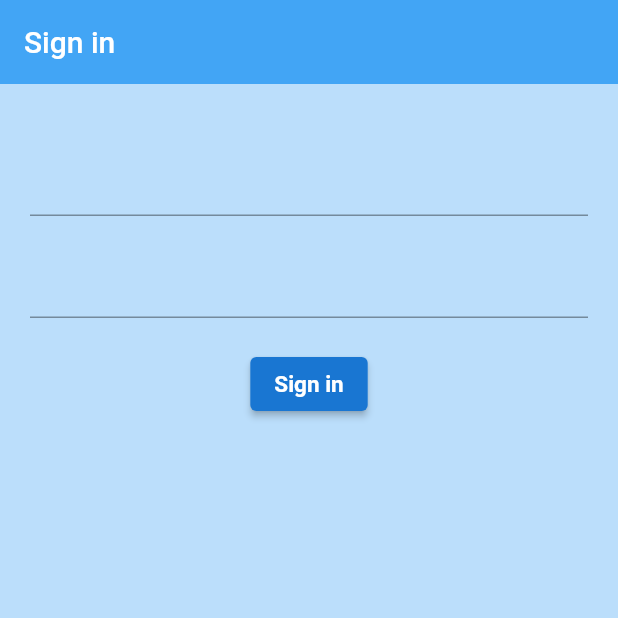
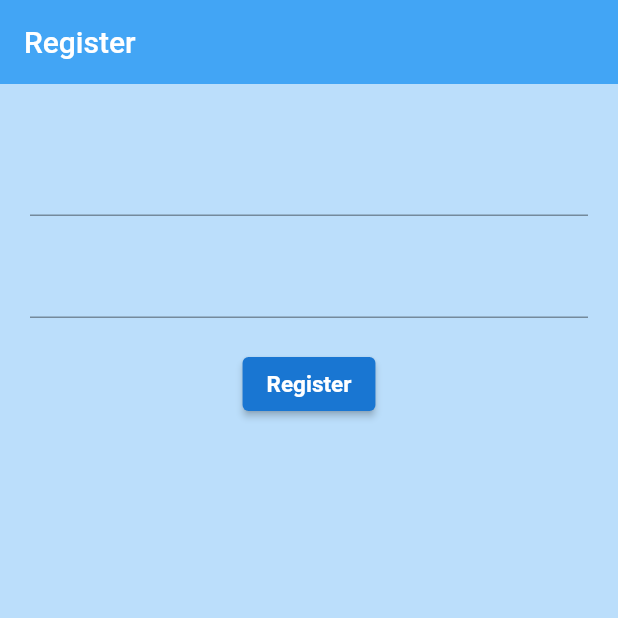
Before and after one commit to Josk95/Flutter-Firebase-AuthProject, a Flutter app: the screen it shows after launch, on a phone screen of 412 x 824 dp, the top half of it. Run offline on Flutter 3.47's test engine with Material 2 defaults, Android fonts, the phone set to English and light mode, and no system bars; our stand-ins replace firebase_auth, firebase_core; accounts and stored records are empty.

Commit message:
Fixed UI for register screen

```diff
--- a/lib/screens/authenticate/authenticate.dart
+++ b/lib/screens/authenticate/authenticate.dart
@@ -1,3 +1,4 @@
+import 'package:firebase_auth_app/screens/authenticate/register.dart';
 import 'package:firebase_auth_app/screens/authenticate/sign_in.dart';
 import 'package:flutter/material.dart';
 
@@ -11,6 +12,6 @@ class Authenticate extends StatefulWidget {
 class _AuthenticateState extends State<Authenticate> {
   @override
   Widget build(BuildContext context) {
-    return SignIn();
+    return Register();
   }
 }
--- /dev/null
+++ b/lib/screens/authenticate/register.dart
@@ -0,0 +1,65 @@
+import 'package:firebase_auth_app/services/auth.dart';
+import 'package:flutter/material.dart';
+
+class Register extends StatefulWidget {
+  const Register({Key? key}) : super(key: key);
+
+  @override
+  _RegisterState createState() => _RegisterState();
+}
+
+class _RegisterState extends State<Register> {
+  final AuthService _authService = AuthService();
+
+  //Text Field state
+  String email = "";
+  String password = "";
+
+  @override
+  Widget build(BuildContext context) {
+    return Scaffold(
+        backgroundColor: Colors.blue[100],
+        appBar: AppBar(
+          backgroundColor: Colors.blue[400],
+          elevation: 0.0,
+          title: const Text('Register'),
+        ),
+        body: Container(
+          padding: const EdgeInsets.symmetric(vertical: 20.0, horizontal: 20.0),
+          child: Form(
+            child: Column(
+              children: [
+                const SizedBox(height: 20),
+                TextFormField(
+                  onChanged: (value) {
+                    setState(() {
+                      email = value;
+                    });
+                  },
+                ),
+                const SizedBox(height: 20),
+                TextFormField(
+                  obscureText: true,
+                  onChanged: (value) {
+                    setState(() {
+                      password = value;
+                    });
+                  },
+                ),
+                SizedBox(height: 20),
+                ElevatedButton(
+                    style: ElevatedButton.styleFrom(
+                        primary: Colors.blue[700],
+                        textStyle: TextStyle(
+                            fontSize: 15, fontWeight: FontWeight.bold)),
+                    onPressed: () async {
+                      print(email);
+                      print(password);
+                    },
+                    child: Text('Register'))
+              ],
+            ),
+          ),
+        ));
+  }
+}
```
